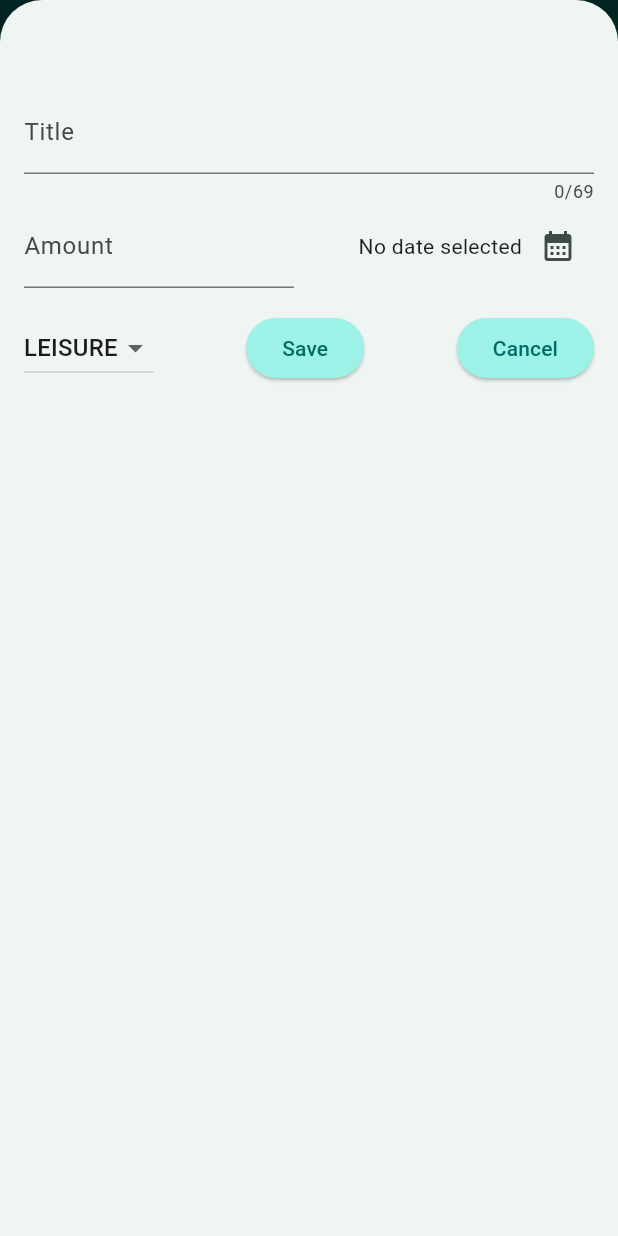
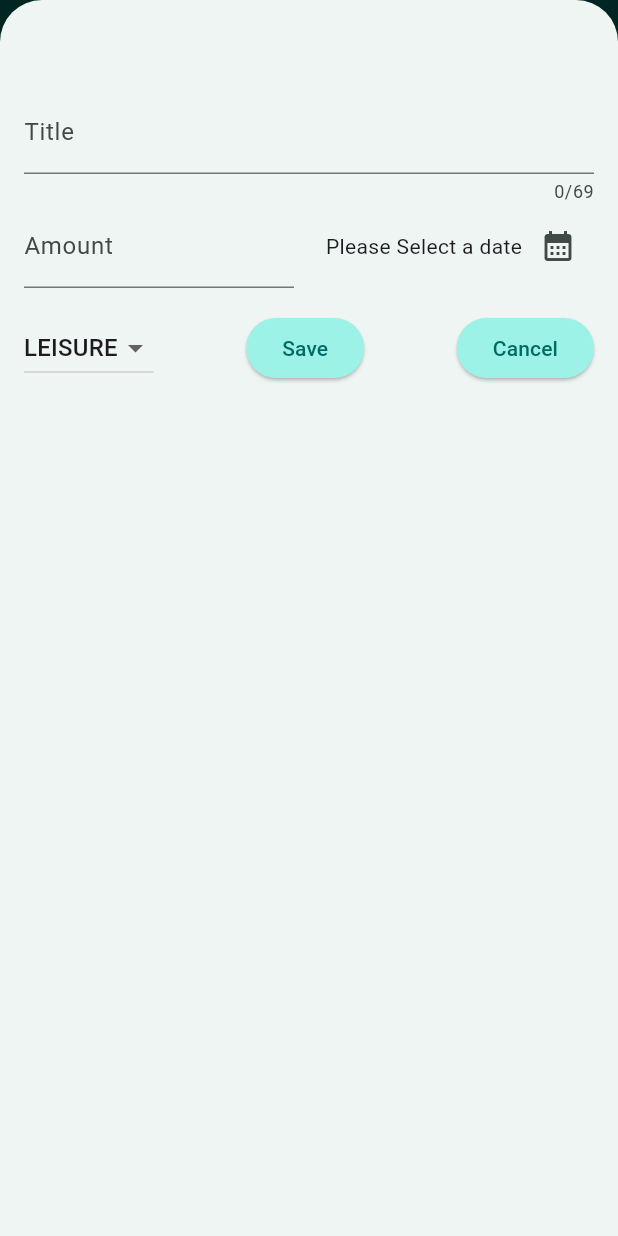
Before and after one commit to XenonIsPrecise/Expense_Tracker, a Flutter app: the screen it shows after launch, after a tap on the "add" icon, on a phone screen of 412 x 824 dp. Run offline on Flutter 3.47's test engine with Material 3 defaults, Android fonts, the phone set to English and light mode, and no system bars.

Commit message:
Minor changes

```diff
--- a/lib/widgets/expenses.dart
+++ b/lib/widgets/expenses.dart
@@ -53,7 +53,7 @@ class _ExpensesState extends State<Expenses> {
     ScaffoldMessenger.of(context).showSnackBar(
       SnackBar(
         duration: Duration(seconds: 5),
-        content: Text('Expense deleted '),
+        content: Text('Expense deleted succesfully'),
         action: SnackBarAction(
           label: 'Undo',
           onPressed: () {
--- a/lib/widgets/new_expense.dart
+++ b/lib/widgets/new_expense.dart
@@ -116,7 +116,7 @@ class _NewExpenseState extends State<NewExpense> {
                       children: [
                         Text(
                           _selectedDate == null
-                              ? 'No date selected'
+                              ? 'Please Select a date'
                               : formatter.format(_selectedDate!),
                         ),
                         IconButton(
```
